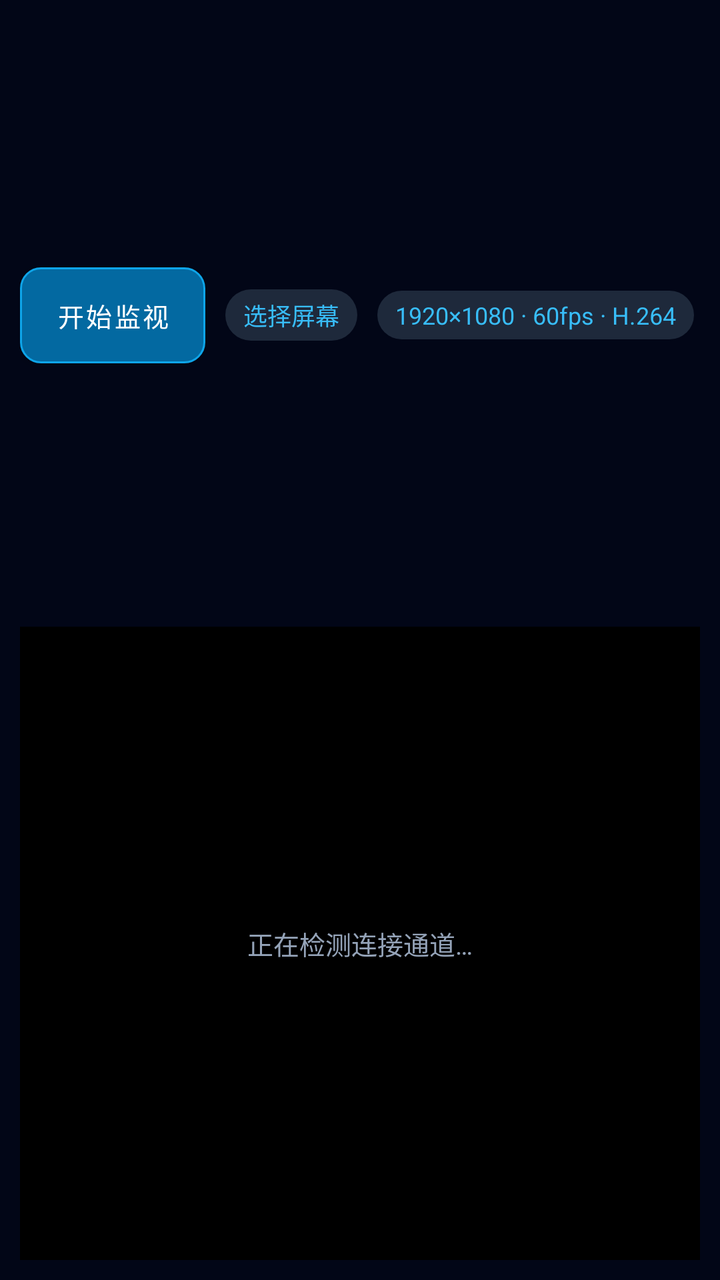
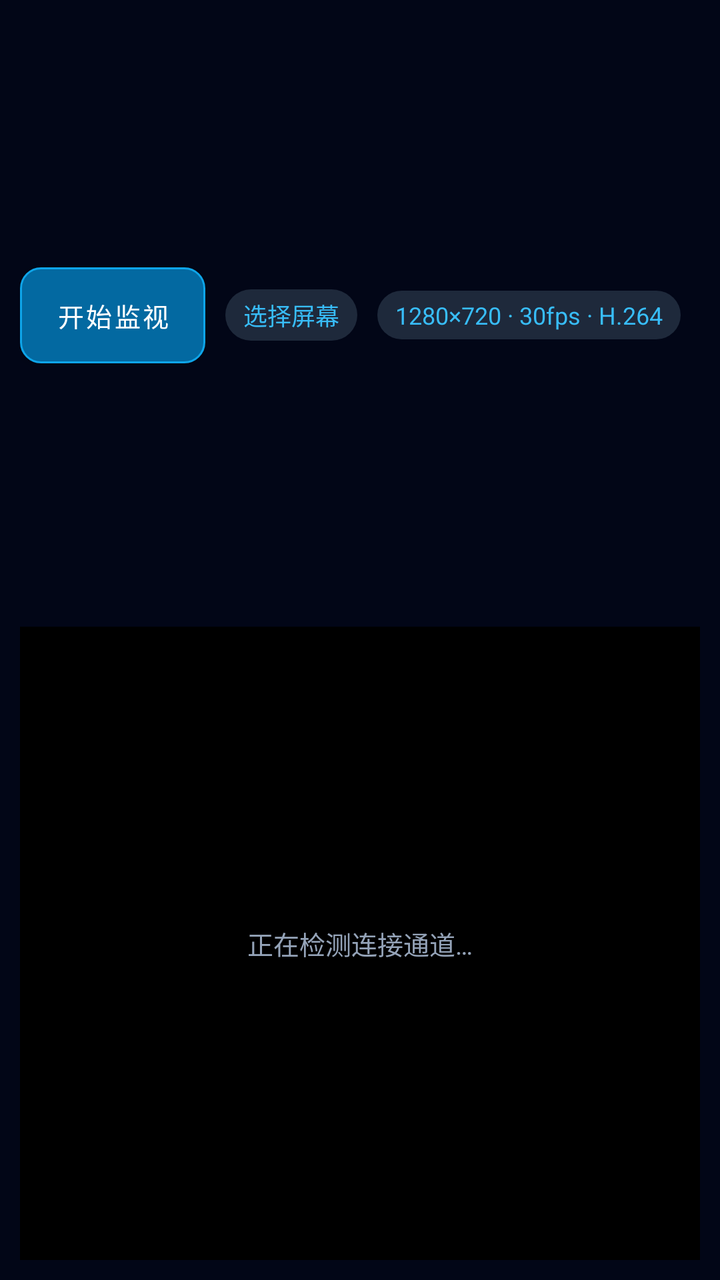

Screens rendered from an Android XML layout before and after an edit, with the pre-edit source and the edit as a unified diff.
<!-- AndroidManifest.xml: application theme Theme.PhoneConsole -->
<!-- res/layout/page_screen.xml -->
<?xml version="1.0" encoding="utf-8"?>
<LinearLayout xmlns:android="http://schemas.android.com/apk/res/android"
    android:layout_width="match_parent"
    android:layout_height="match_parent"
    android:orientation="vertical"
    android:padding="10dp">

    <LinearLayout
        android:id="@+id/screen_toolbar"
        android:layout_width="match_parent"
        android:layout_height="wrap_content"
        android:gravity="center_vertical"
        android:orientation="horizontal"
        android:paddingBottom="8dp">

        <Button
            android:id="@+id/stream_btn"
            style="@style/PrimaryButton"
            android:text="开始监视" />

        <TextView
            android:id="@+id/btn_monitor"
            style="@style/Chip"
            android:layout_marginStart="10dp"
            android:background="@drawable/bg_mode_tag"
            android:clickable="true"
            android:focusable="true"
            android:text="选择屏幕"
            android:textColor="@color/accent" />

        <TextView
            style="@style/Chip"
            android:layout_marginStart="8dp"
            android:background="@drawable/bg_mode_tag"
            android:text="1920×1080 · 60fps · H.264"
            android:textColor="@color/accent" />

        <TextView
            android:id="@+id/stream_state"
            android:layout_width="0dp"
            android:layout_height="wrap_content"
            android:layout_marginStart="10dp"
            android:layout_weight="1"
            android:text="屏幕监视仅通过 USB 高速通道传输"
            android:textColor="@color/text_muted"
            android:textSize="12sp" />
    </LinearLayout>

    <FrameLayout
        android:id="@+id/screen_stage"
        android:layout_width="match_parent"
        android:layout_height="0dp"
        android:layout_weight="1"
        android:background="@android:color/black">

        <TextureView
            android:id="@+id/screen_texture"
            android:layout_width="match_parent"
            android:layout_height="match_parent"
            android:layout_gravity="center" />

        <TextView
            android:id="@+id/screen_hint"
            android:layout_width="match_parent"
            android:layout_height="wrap_content"
            android:layout_gravity="center"
            android:gravity="center"
            android:lineSpacingExtra="6dp"
            android:padding="20dp"
            android:text="正在检测连接通道…"
            android:textColor="@color/text_muted"
            android:textSize="13sp" />

        
        <TextView
            android:id="@+id/btn_fullscreen"
            android:layout_width="wrap_content"
            android:layout_height="wrap_content"
            android:layout_gravity="top|end"
            android:layout_margin="8dp"
            android:background="@drawable/bg_mode_tag"
            android:clickable="true"
            android:focusable="true"
            android:paddingStart="12dp"
            android:paddingTop="6dp"
            android:paddingEnd="12dp"
            android:paddingBottom="6dp"
            android:text="⛶ 全屏"
            android:textColor="@color/accent"
            android:textSize="12sp"
            android:visibility="gone" />
    </FrameLayout>
</LinearLayout>
<!-- resources referenced by this layout -->
<resources>
  <color name="accent">#38BDF8</color>
  <color name="text_muted">#94A3B8</color>
  <!-- drawable bg_mode_tag (drawable) -->
  <?xml version="1.0" encoding="utf-8"?>
  <shape xmlns:android="http://schemas.android.com/apk/res/android"
      android:shape="rectangle">
      <solid android:color="#1E293B" />
      <corners android:radius="999dp" />
  </shape>
  <style name="Chip">
          <item name="android:layout_width">wrap_content</item>
          <item name="android:layout_height">wrap_content</item>
          <item name="android:layout_marginStart">2dp</item>
          <item name="android:layout_marginEnd">2dp</item>
          <item name="android:background">@drawable/bg_nav_item</item>
          <item name="android:paddingStart">9dp</item>
          <item name="android:paddingTop">4dp</item>
          <item name="android:paddingEnd">9dp</item>
          <item name="android:paddingBottom">4dp</item>
          <item name="android:textColor">@color/text_muted</item>
          <item name="android:textSize">12sp</item>
      </style>
  <style name="PrimaryButton">
          <item name="android:layout_width">wrap_content</item>
          <item name="android:layout_height">wrap_content</item>
          <item name="android:background">@drawable/bg_primary_button</item>
          
          <item name="backgroundTint">@null</item>
          <item name="android:backgroundTint">@null</item>
          <item name="android:paddingStart">18dp</item>
          <item name="android:paddingTop">8dp</item>
          <item name="android:paddingEnd">18dp</item>
          <item name="android:paddingBottom">8dp</item>
          <item name="android:textColor">#FFFFFF</item>
          <item name="android:textSize">13sp</item>
      </style>
  <style name="Theme.PhoneConsole" parent="Theme.MaterialComponents.DayNight.NoActionBar">
          <item name="android:windowBackground">@color/bg_root</item>
          <item name="android:statusBarColor">@color/bg_root</item>
          <item name="android:navigationBarColor">@color/bg_root</item>
          
          <item name="android:windowLayoutInDisplayCutoutMode">shortEdges</item>
      </style>
  <!-- drawable bg_nav_item (drawable) -->
  <?xml version="1.0" encoding="utf-8"?>
  <selector xmlns:android="http://schemas.android.com/apk/res/android">
      <item android:state_selected="true">
          <shape>
              <solid android:color="#22304155" />
              <stroke android:width="1dp" android:color="#6638BDF8" />
              <corners android:radius="10dp" />
          </shape>
      </item>
      <item>
          <shape>
              <solid android:color="@android:color/transparent" />
              <corners android:radius="10dp" />
          </shape>
      </item>
  </selector>
  <!-- drawable bg_primary_button (drawable) -->
  <?xml version="1.0" encoding="utf-8"?>
  <selector xmlns:android="http://schemas.android.com/apk/res/android">
      <item android:state_enabled="false">
          <shape>
              <solid android:color="#1E293B" />
              <corners android:radius="10dp" />
          </shape>
      </item>
      <item>
          <shape>
              <solid android:color="#0369A1" />
              <stroke android:width="1dp" android:color="#0EA5E9" />
              <corners android:radius="10dp" />
          </shape>
      </item>
  </selector>
  <color name="bg_root">#020617</color>
</resources>

<!-- the commit's change to res/layout/page_screen.xml (unified diff, before → after) -->
@@ -29,10 +29,11 @@
             android:textColor="@color/accent" />
 
         <TextView
+            android:id="@+id/stream_format"
             style="@style/Chip"
             android:layout_marginStart="8dp"
             android:background="@drawable/bg_mode_tag"
-            android:text="1920×1080 · 60fps · H.264"
+            android:text="1280×720 · 30fps · H.264"
             android:textColor="@color/accent" />
 
         <TextView
